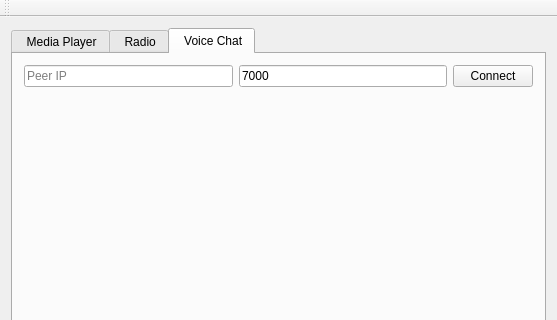
The window that ComAudioClient/mainwindow.ui (CarsonRoscoe/WirelessAudio) describes before a commit, drawn with Qt 5; both pictures show x 0 to 557 and y 0 to 320 of the 557 by 479 pixel window.
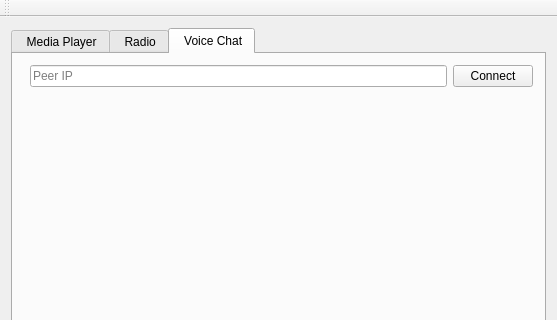
The same window after the commit. The open tabs and pages were chosen to show the change.

Diff of the .ui file:
```diff
--- a/ComAudioClient/mainwindow.ui
+++ b/ComAudioClient/mainwindow.ui
@@ -179,30 +179,7 @@
         <string> Voice Chat</string>
        </attribute>
        <layout class="QGridLayout" name="gridLayout_4">
-        <item row="0" column="2">
-         <widget class="QPushButton" name="connectPeerVoiceBtn">
-          <property name="accessibleName">
-           <string>connect</string>
-          </property>
-          <property name="text">
-           <string>Connect</string>
-          </property>
-         </widget>
-        </item>
-        <item row="0" column="1">
-         <widget class="QLineEdit" name="peerVoicePort">
-          <property name="inputMask">
-           <string>9999</string>
-          </property>
-          <property name="text">
-           <string>7000</string>
-          </property>
-          <property name="placeholderText">
-           <string>Peer Port</string>
-          </property>
-         </widget>
-        </item>
-        <item row="2" column="0" colspan="3">
+        <item row="2" column="0" colspan="4">
          <layout class="QHBoxLayout" name="horizontalLayout">
           <item>
            <widget class="QPushButton" name="recordBtn">
@@ -223,17 +200,17 @@
           </item>
          </layout>
         </item>
-        <item row="0" column="0">
-         <widget class="QLineEdit" name="peerVoiceIp">
+        <item row="0" column="2" colspan="2">
+         <widget class="QPushButton" name="connectPeerVoiceBtn">
+          <property name="accessibleName">
+           <string>connect</string>
+          </property>
           <property name="text">
-           <string/>
-          </property>
-          <property name="placeholderText">
-           <string>Peer IP</string>
+           <string>Connect</string>
           </property>
          </widget>
         </item>
-        <item row="1" column="1">
+        <item row="1" column="2">
          <spacer name="verticalSpacer">
           <property name="orientation">
            <enum>Qt::Vertical</enum>
@@ -246,6 +223,16 @@
           </property>
          </spacer>
         </item>
+        <item row="0" column="1">
+         <widget class="QLineEdit" name="peerVoiceIp">
+          <property name="text">
+           <string/>
+          </property>
+          <property name="placeholderText">
+           <string>Peer IP</string>
+          </property>
+         </widget>
+        </item>
        </layout>
       </widget>
      </widget>
```
Left out of the diff: 2 changed lines with no effect on the pictures.
